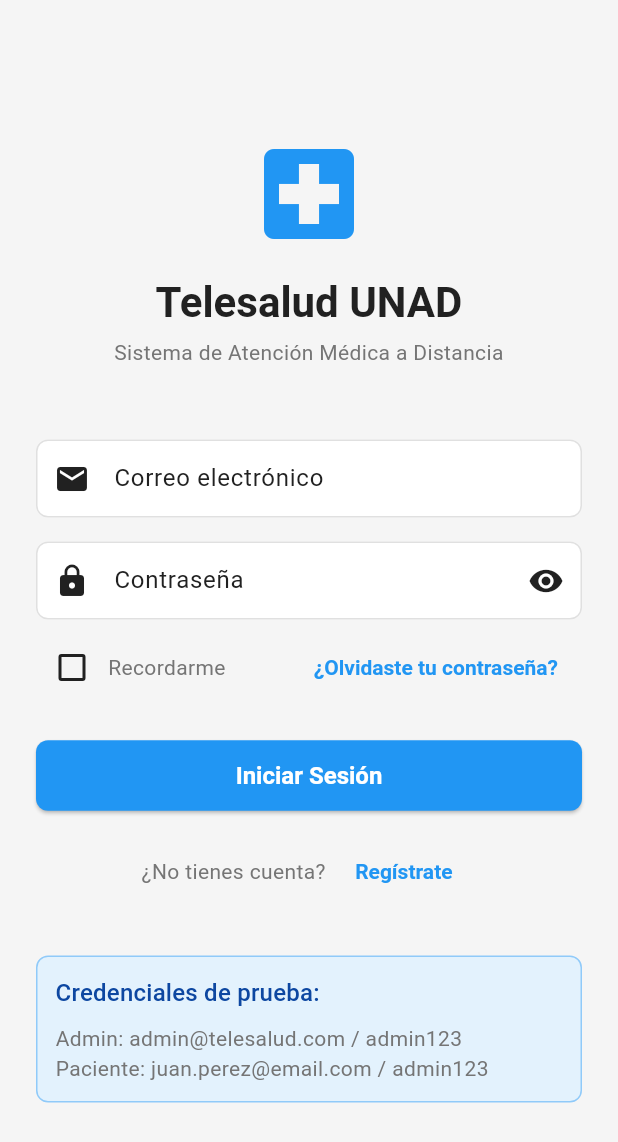
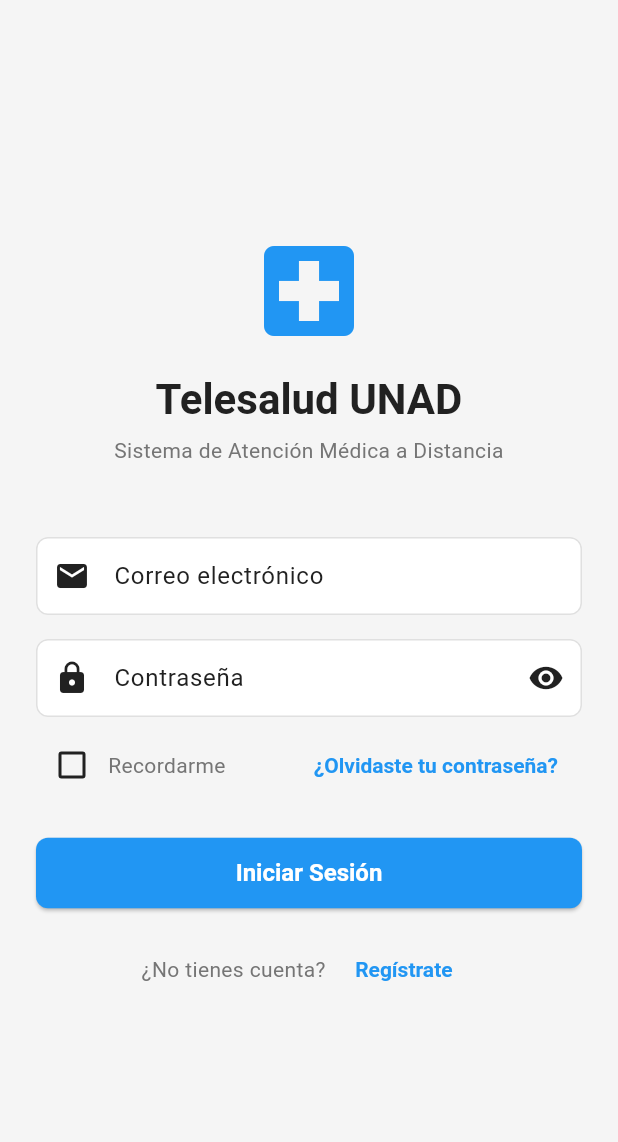
Before and after one commit to MaDiazHernandez/telesalud-unad, a Flutter app: the screen it shows after launch, on a phone screen of 412 x 824 dp. Shown: the top 1142 px of the screen. Run offline on Flutter 3.47's test engine with Material 3 defaults, Android fonts, the phone set to English and light mode, and no system bars; our stand-ins replace dio, flutter_secure_storage, shared_preferences; accounts and stored records are empty.

Commit message:
docs: Actualizar README y eliminar credenciales de pantalla de login

```diff
--- a/frontend/lib/screens/auth/login_screen.dart
+++ b/frontend/lib/screens/auth/login_screen.dart
@@ -228,31 +228,6 @@ class _LoginScreenState extends State<LoginScreen> {
                     ],
                   ),
 
-                  const SizedBox(height: 32),
-
-                  // Test credentials info
-                  Container(
-                    padding: const EdgeInsets.all(12),
-                    decoration: BoxDecoration(
-                      color: Colors.blue.shade50,
-                      borderRadius: BorderRadius.circular(8),
-                      border: Border.all(color: Colors.blue.shade200),
-                    ),
-                    child: Column(
-                      crossAxisAlignment: CrossAxisAlignment.start,
-                      children: [
-                        Text(
-                          'Credenciales de prueba:',
-                          style: Theme.of(context).textTheme.titleMedium?.copyWith(
-                            color: Colors.blue.shade900,
-                          ),
-                        ),
-                        const SizedBox(height: 8),
-                        const Text('Admin: admin@telesalud.com / admin123'),
-                        const Text('Paciente: juan.perez@email.com / admin123'),
-                      ],
-                    ),
-                  ),
                 ],
               ),
             ),
```
Also changed, not shown: 1 other file.
